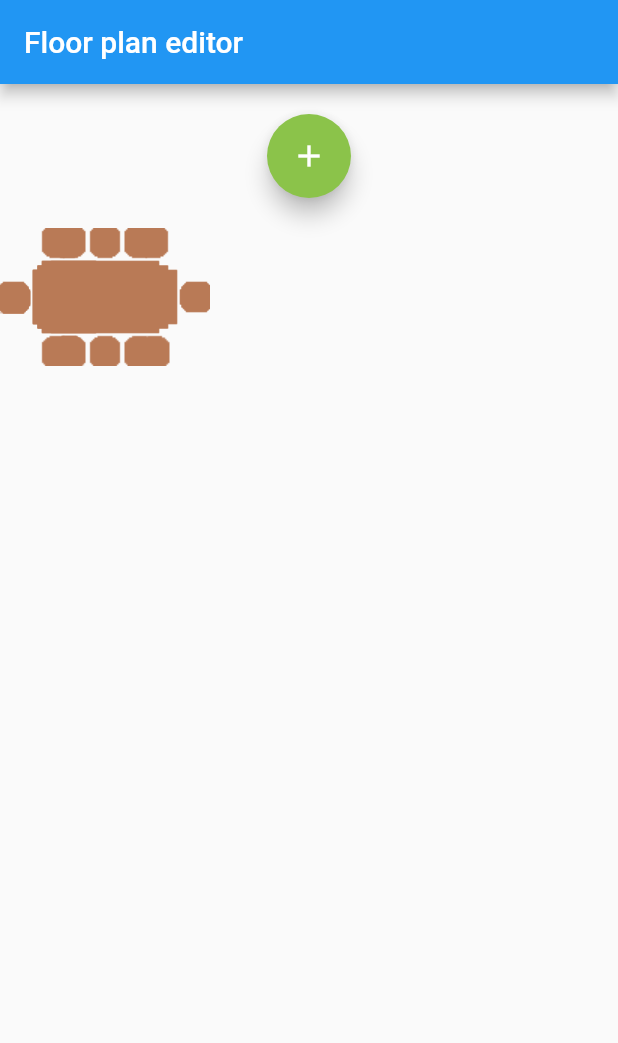
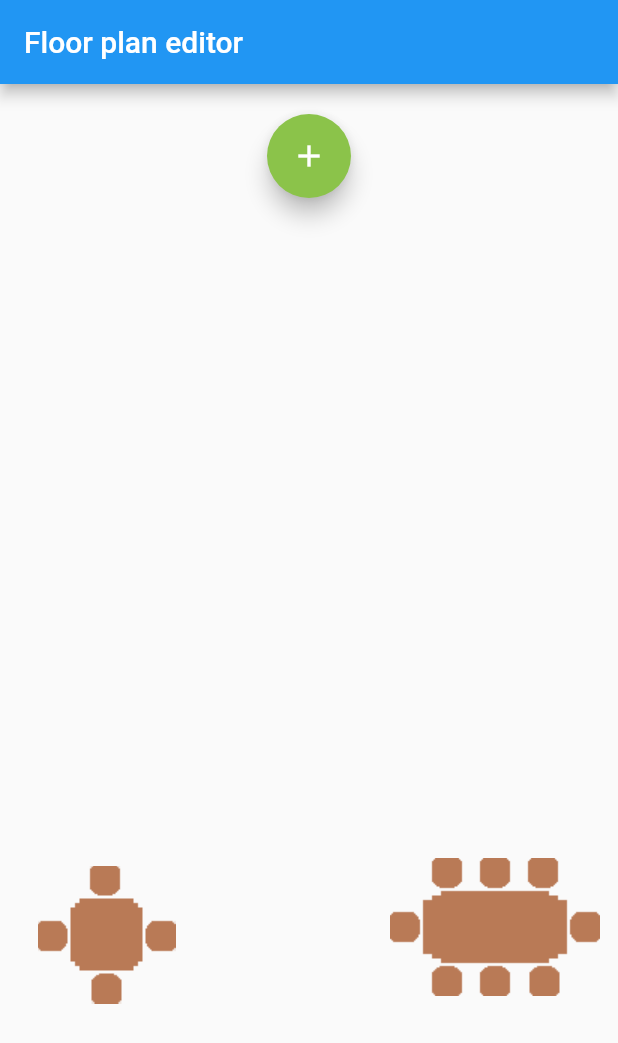
Before and after one commit to cristivasile/restaurant_management_app, a Flutter app: the screen it shows after launch, on a phone screen of 412 x 824 dp. Shown: the top 1043 px of the screen. Run offline on Flutter 3.47's test engine with Material 2 defaults, Android fonts, the phone set to English and light mode, and no system bars.

Commit message:
Bugfix tables can now only be moved inside the container

```diff
--- a/restaurant_management_app/lib/bin/floorplan.dart
+++ b/restaurant_management_app/lib/bin/floorplan.dart
@@ -40,7 +40,8 @@ class _FloorPlanState extends State<FloorPlan> {
             child: LayoutBuilder(builder: (context, childConstraints) {
               _tablesBoxConstraints = childConstraints;
 
-              if (firstBuild) { // load tables from somewhere on first build
+              if (firstBuild) {
+                // load tables from somewhere on first build
                 firstBuild = false;
                 _tables = loadTables();
               }
@@ -55,6 +56,8 @@ class _FloorPlanState extends State<FloorPlan> {
     });
   }
 
+  /// Adds a new table widget to the table list
+  ///
   void addTable() {
     //TODO - Add size picker
     setState(() {
@@ -65,33 +68,36 @@ class _FloorPlanState extends State<FloorPlan> {
     });
   }
 
+  /// Loads data and generates table widgets to load into the table list
+  ///
   List<MovableTable> loadTables() {
     //TODO - Load from somewhere
     List<MovableTable> result = [];
+
     result.add(MovableTable(
       constraints: _tablesBoxConstraints,
       tableSize: 2,
-      position: Offset.zero,
+      position: const Offset(850, 50),
     ));
     result.add(MovableTable(
       constraints: _tablesBoxConstraints,
       tableSize: 3,
-      position: Offset.zero,
+      position: const Offset(550, 150),
     ));
     result.add(MovableTable(
       constraints: _tablesBoxConstraints,
       tableSize: 4,
-      position: Offset.zero,
+      position: const Offset(25, 425),
     ));
     result.add(MovableTable(
       constraints: _tablesBoxConstraints,
       tableSize: 6,
-      position: Offset.zero,
+      position: const Offset(690, 300),
     ));
     result.add(MovableTable(
       constraints: _tablesBoxConstraints,
       tableSize: 8,
-      position: Offset.zero,
+      position: const Offset(260, 420),
     ));
     return result;
   }
--- a/restaurant_management_app/lib/bin/table.dart
+++ b/restaurant_management_app/lib/bin/table.dart
@@ -58,8 +58,14 @@ class _MovableTableState extends State<MovableTable> {
                 widget.constraints.maxHeight;
             // details.offset is relative to the window instead of the container
             // => without this the item would be placed too low because of the app bar
-            _position = Offset(details.offset.dx,
+
+            //check if the position is inside the container
+            if (details.offset.dx + widget.imageWidth < MediaQuery.of(context).size.width &&
+            details.offset.dx > 0 && details.offset.dy > 0 + adjustment &&
+            details.offset.dy + widget.imageHeight < MediaQuery.of(context).size.height) {
+              _position = Offset(details.offset.dx,
                 details.offset.dy - adjustment);
+            }
           });
         },
       ),
```
